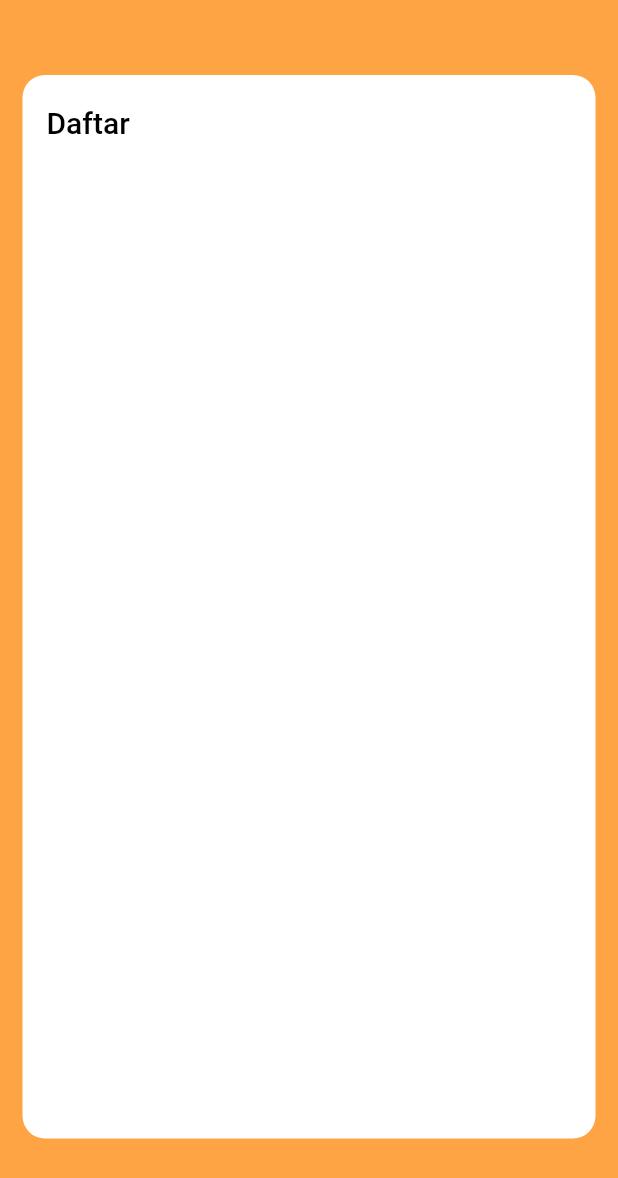
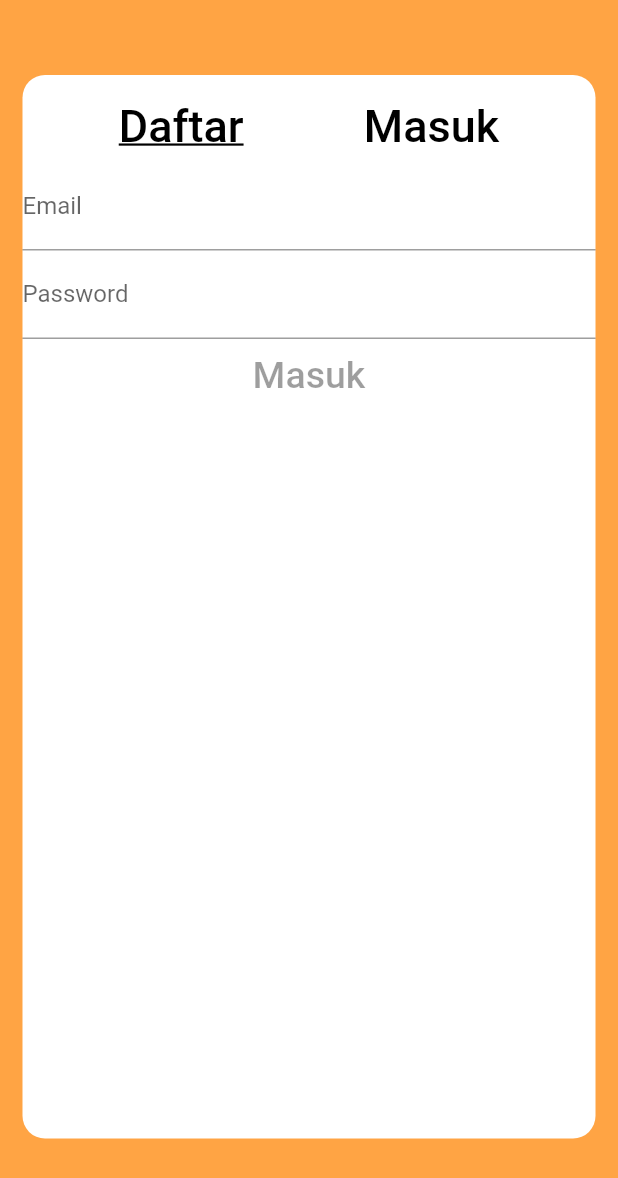
Before and after one commit to gilprad/Project-Mobile, a Flutter app: the screen it shows after launch, on a phone screen of 412 x 824 dp. Shown: the top 1178 px of the screen. Run offline on Flutter 3.47's test engine with Material 2 defaults, Android fonts, the phone set to English and light mode, and no system bars.

Commit message:
init flutter

```diff
--- a/lib/login_screen.dart
+++ b/lib/login_screen.dart
@@ -3,7 +3,13 @@ import 'package:flutter/material.dart';
 import 'package:gurita/component.dart';
 import 'package:gurita/constant.dart';
 
-class Login extends StatelessWidget {
+class Login extends StatefulWidget {
+  @override
+  _LoginState createState() => _LoginState();
+}
+
+class _LoginState extends State<Login> {
+  String _email, _password;
   @override
   Widget build(BuildContext context) {
     Size size = MediaQuery.of(context).size;
@@ -23,17 +29,58 @@ class Login extends StatelessWidget {
           child: Column(
             children: [
               Row(
+                mainAxisAlignment: MainAxisAlignment.spaceEvenly,
                 children: [
-                  ButtonBar(
-                    children: [
-                      FlatButton(
-                        textColor: Colors.black,
-                        disabledColor: Colors.white,
-                        disabledTextColor: Colors.grey,
-                        child: Text("Daftar", style: TextStyle(fontSize: 20),),
+                  Container(
+                    margin: EdgeInsets.only(top: 10),
+                    child: FlatButton(
+                      textColor: Colors.black,
+                      disabledColor: Colors.white,
+                      disabledTextColor: Colors.grey,
+                      child: Text(
+                        "Daftar",
+                        style: TextStyle(
+                            fontSize: 30, decoration: TextDecoration.underline),
                       ),
-                      FlatButton()
-                    ],
+                    ),
+                  ),
+                  Container(
+                    margin: EdgeInsets.only(top: 10),
+                    child: FlatButton(
+                      textColor: Colors.black,
+                      disabledColor: Colors.white,
+                      disabledTextColor: Colors.grey,
+                      child: Text(
+                        "Masuk",
+                        style: TextStyle(
+                          fontSize: 30,
+                        ),
+                      ),
+                    ),
+                  )
+                ],
+              ),
+              Column(
+                children: [
+                  TextFormField(
+                    decoration: InputDecoration(labelText: "Email"),
+                    validator: (input) => !input.contains("@")
+                        ? "Masukkan email yang valid"
+                        : null,
+                    onSaved: (input) => _email = input,
+                  ),
+                  TextFormField(
+                    decoration: InputDecoration(labelText: "Password"),
+                    validator: (input) =>
+                        input.length < 8 ? "Kata sandi salah/kurang" : null,
+                    onSaved: (input) => _password = input,
+                    obscureText: true,
+                  ),
+                  FlatButton(
+                    child: Text(
+                      "Masuk",
+                      style: TextStyle(fontSize: 25),
+                    ),
                   )
                 ],
               )
```
